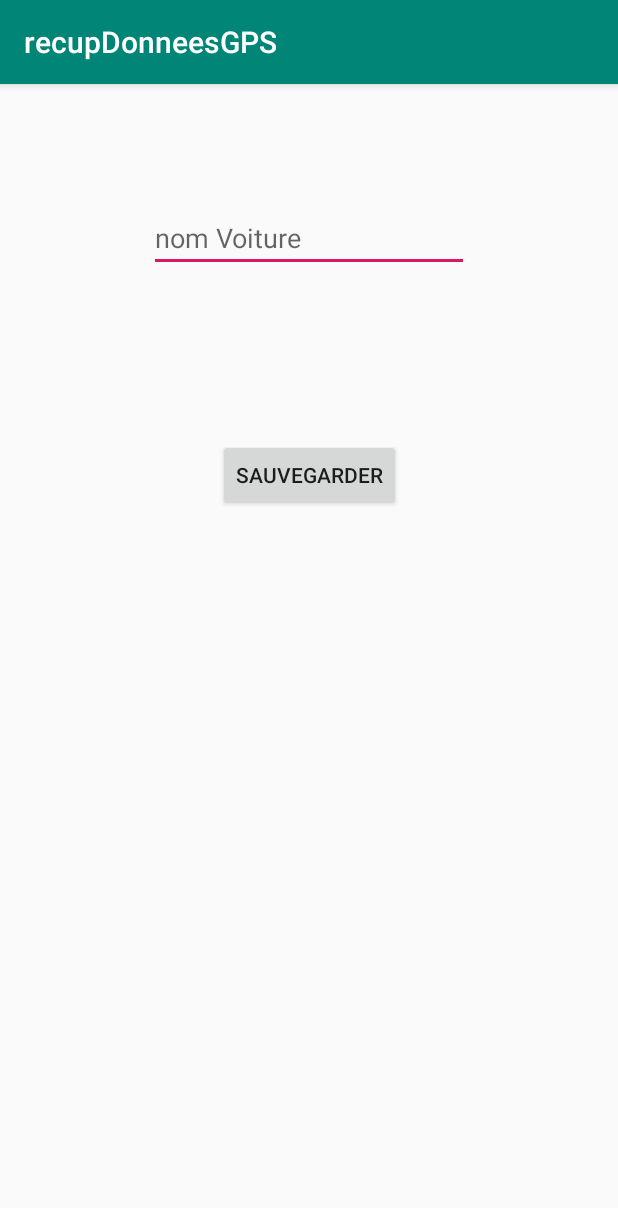
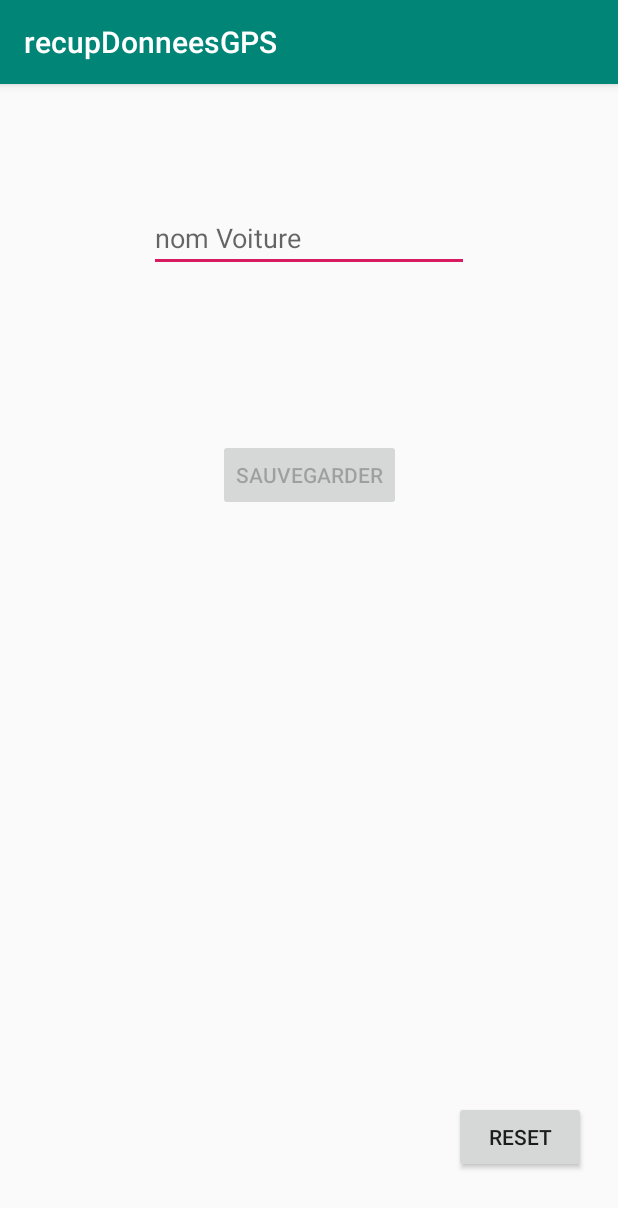
Before and after one commit to Fileboss/dut_projet_android, an Android app: the screen it shows after launch (MainActivity), on a phone screen of 412 x 824 dp. Shown: the top 1208 px of the screen. Run offline under Robolectric (Android 15) with nearby library versions, the phone set to English and light mode, and no system bars.

Commit message:
Bonjour à tous, ça commence à être pas mal

```diff
--- a/app/src/main/AndroidManifest.xml
+++ b/app/src/main/AndroidManifest.xml
@@ -7,8 +7,6 @@
     <uses-permission android:name="android.permission. ACCESS_COARSE_LOCATION" />
     <uses-permission android:name="android.permission.INTERNET" />
 
-
-
     <application
         android:allowBackup="true"
         android:icon="@mipmap/ic_launcher"
@@ -17,6 +15,7 @@
         android:supportsRtl="true"
         android:theme="@style/AppTheme"
         tools:ignore="AllowBackup,GoogleAppIndexingWarning">
+        <activity android:name=".listeVoitures"></activity>
         <activity android:name=".MainActivity">
             <intent-filter>
                 <action android:name="android.intent.action.MAIN" />
--- /dev/null
+++ b/app/src/main/java/com/example/recupdonneesgps/ClientDbHelper.java
@@ -0,0 +1,29 @@
+package com.example.recupdonneesgps;
+
+import android.content.Context;
+import android.database.sqlite.SQLiteDatabase;
+import android.database.sqlite.SQLiteOpenHelper;
+
+public class ClientDbHelper extends SQLiteOpenHelper {
+
+    public static final int DATABASE_VERSION = 1;
+    public static final String DATABASE_NAME = "location.db";
+
+    public final String SQL_CREATE = "CREATE TABLE Location(id INTEGER PRIMARY KEY AUTOINCREMENT, nomVoiture TEXT, long TEXT, lat TEXT)";
+    public final String SQL_DELETE = "DROP TABLE IF EXISTS Location";
+
+    public ClientDbHelper(Context context) {
+        super(context, DATABASE_NAME, null, DATABASE_VERSION);
+    }
+
+    @Override
+    public void onCreate(SQLiteDatabase db) {
+        db.execSQL(this.SQL_CREATE);
+    }
+
+    @Override
+    public void onUpgrade(SQLiteDatabase db, int i, int i1) {
+        db.execSQL(this.SQL_DELETE);
+        this.onCreate(db);
+    }
+}
--- /dev/null
+++ b/app/src/main/java/com/example/recupdonneesgps/EcouteurNomVoiture.java
@@ -0,0 +1,31 @@
+package com.example.recupdonneesgps;
+
+import android.text.Editable;
+import android.text.TextWatcher;
+import android.widget.*;
+import androidx.appcompat.app.AppCompatActivity;
+
+public class EcouteurNomVoiture implements TextWatcher {
+
+    private AppCompatActivity a;
+
+    public EcouteurNomVoiture(AppCompatActivity a) {
+        this.a = a;
+    }
+
+    @Override
+    public void beforeTextChanged(CharSequence charSequence, int i, int i1, int i2) {
+
+    }
+
+    @Override
+    public void onTextChanged(CharSequence charSequence, int i, int i1, int i2) {
+        Button bt1 = this.a.findViewById(R.id.buttonSave);
+        EditText nomVoiture = this.a.findViewById(R.id.nomVoiture);
+        if(nomVoiture.getText().toString().isEmpty()) bt1.setEnabled(false); else bt1.setEnabled(true);
+    }
+
+    @Override
+    public void afterTextChanged(Editable editable) {
+    }
+}
--- a/app/src/main/res/layout/activity_main.xml
+++ b/app/src/main/res/layout/activity_main.xml
@@ -13,10 +13,10 @@
         android:layout_marginTop="32dp"
         app:layout_constraintLeft_toLeftOf="parent"
         app:layout_constraintRight_toRightOf="parent"
-        app:layout_constraintTop_toBottomOf="@+id/editText" />
+        app:layout_constraintTop_toBottomOf="@+id/nomVoiture" />
 
     <EditText
-        android:id="@+id/editText"
+        android:id="@+id/nomVoiture"
         android:layout_width="wrap_content"
         android:layout_height="wrap_content"
         android:layout_marginTop="80dp"
@@ -32,9 +32,24 @@
         android:layout_width="wrap_content"
         android:layout_height="wrap_content"
         android:layout_marginTop="60dp"
+        android:enabled="false"
+        android:onClick="@string/func_sur_click_save"
         android:text="@string/button_save_French"
         app:layout_constraintEnd_toEndOf="parent"
         app:layout_constraintStart_toStartOf="parent"
         app:layout_constraintTop_toBottomOf="@+id/textview1" />
 
+    <Button
+        android:id="@+id/devEscape"
+        android:layout_width="wrap_content"
+        android:layout_height="wrap_content"
+        android:layout_marginStart="302dp"
+        android:layout_marginEnd="21dp"
+        android:layout_marginBottom="42dp"
+        android:onClick="surLeClickClearDbDev"
+        android:text="RESET"
+        app:layout_constraintBottom_toBottomOf="parent"
+        app:layout_constraintEnd_toEndOf="parent"
+        app:layout_constraintStart_toStartOf="parent" />
+
 </androidx.constraintlayout.widget.ConstraintLayout>
--- a/app/src/main/res/values/strings.xml
+++ b/app/src/main/res/values/strings.xml
@@ -2,4 +2,5 @@
     <string name="app_name">recupDonneesGPS</string>
     <string name="button_save_French">Sauvegarder</string>
     <string name="button_save_Eng">Save</string>
+    <string name="func_sur_click_save">surLeClique</string>
 </resources>
```
Also changed, not shown: app/src/main/java/com/example/recupdonneesgps/MainActivity.java (+35 -0 lines), app/src/main/java/com/example/recupdonneesgps/listeVoitures.java (added, +14 -0 lines), app/src/main/res/layout/activity_liste_voitures.xml (added, +18 -0 lines).
